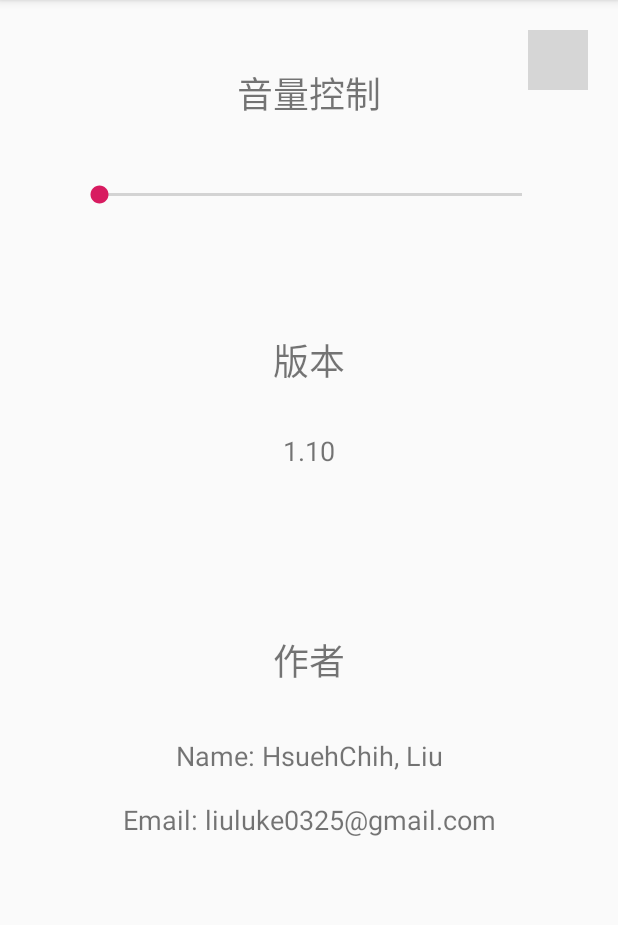
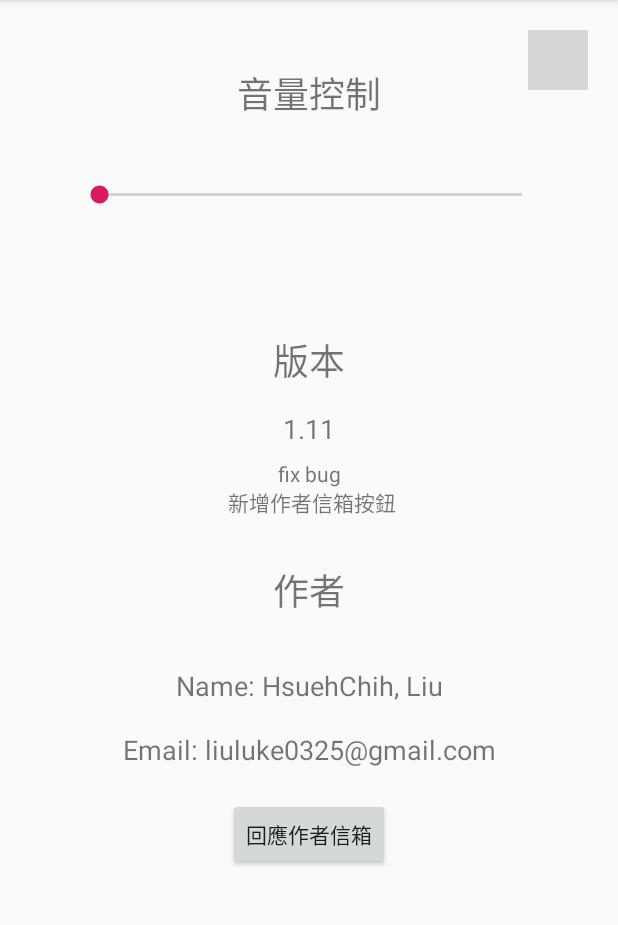
Before and after one commit to liuluke0325/LinkGame, an Android app: the Setting screen opened directly, with no data from a screen before it, on a phone screen of 412 x 824 dp, the part 84-1009 px from its top. Run offline under Robolectric (Android 15) with nearby library versions, the light colour scheme and no system bars; grey boxes are pictures that could not be loaded.

Commit message:
fix add, add email button ,

```diff
--- a/app/build.gradle
+++ b/app/build.gradle
@@ -6,8 +6,8 @@ android {
         applicationId "com.hsuehchihliu.tictactoe"
         minSdkVersion 23
         targetSdkVersion 28
-        versionCode 1
-        versionName "1.0"
+        versionCode 2
+        versionName "1.1"
         testInstrumentationRunner "android.support.test.runner.AndroidJUnitRunner"
     }
     buildTypes {
--- a/app/src/main/java/com/example/linkgame/MainActivity.java
+++ b/app/src/main/java/com/example/linkgame/MainActivity.java
@@ -230,12 +230,12 @@ public void restartGame(View view){
     protected void onCreate(Bundle savedInstanceState) {
         super.onCreate(savedInstanceState);
         setContentView(R.layout.activity_main);
-
+        ///google ad
         MobileAds.initialize(this, "ca-app-pub-6224254485550727~8514446625");
-
         mAdView = findViewById(R.id.adView);
         AdRequest adRequest = new AdRequest.Builder().build();
         mAdView.loadAd(adRequest);
+        // google end
         countWinTurn(false,false,false);
         //play the music
         mediaPlayer = MediaPlayer.create(this, R.raw.splashing);
--- a/app/src/main/res/layout/activity_setting.xml
+++ b/app/src/main/res/layout/activity_setting.xml
@@ -37,19 +37,20 @@
         android:layout_width="112dp"
         android:layout_height="39dp"
         android:layout_marginStart="155dp"
-        android:layout_marginTop="80dp"
+        android:layout_marginTop="30dp"
         android:layout_marginEnd="155dp"
         android:text="作者"
         android:textAlignment="center"
         android:textSize="24sp"
         app:layout_constraintEnd_toEndOf="parent"
+        app:layout_constraintHorizontal_bias="0.545"
         app:layout_constraintStart_toStartOf="parent"
-        app:layout_constraintTop_toBottomOf="@+id/textView5" />
+        app:layout_constraintTop_toBottomOf="@+id/textView4" />
 
     <TextView
         android:id="@+id/textView3"
-        android:layout_width="358dp"
-        android:layout_height="194dp"
+        android:layout_width="match_parent"
+        android:layout_height="wrap_content"
         android:layout_marginStart="8dp"
         android:layout_marginTop="30dp"
         android:layout_marginEnd="8dp"
@@ -75,12 +76,12 @@
 
     <TextView
         android:id="@+id/textView5"
-        android:layout_width="103dp"
-        android:layout_height="54dp"
+        android:layout_width="wrap_content"
+        android:layout_height="wrap_content"
         android:layout_marginStart="171dp"
-        android:layout_marginTop="30dp"
+        android:layout_marginTop="15dp"
         android:layout_marginEnd="171dp"
-        android:text="1.10"
+        android:text="1.11"
         android:textAlignment="center"
         android:textSize="18sp"
         app:layout_constraintEnd_toEndOf="parent"
@@ -100,4 +101,27 @@
         app:layout_constraintTop_toTopOf="parent"
         app:srcCompat="@drawable/goback" />
 
+    <Button
+        android:id="@+id/sendToMyEmail"
+        android:layout_width="wrap_content"
+        android:layout_height="wrap_content"
+        android:layout_marginStart="162dp"
+        android:layout_marginTop="20dp"
+        android:layout_marginEnd="162dp"
+        android:onClick="emailToMe"
+        android:text="回應作者信箱"
+        app:layout_constraintEnd_toEndOf="parent"
+        app:layout_constraintStart_toStartOf="parent"
+        app:layout_constraintTop_toBottomOf="@+id/textView3" />
+
+    <TextView
+        android:id="@+id/textView4"
+        android:layout_width="match_parent"
+        android:layout_height="wrap_content"
+        android:layout_marginTop="8dp"
+        android:text="fix bug\n 新增作者信箱按鈕"
+        android:textAlignment="center"
+        app:layout_constraintTop_toBottomOf="@+id/textView5"
+        tools:layout_editor_absoluteX="147dp" />
+
 </android.support.constraint.ConstraintLayout>
--- a/app/src/main/res/values/strings.xml
+++ b/app/src/main/res/values/strings.xml
@@ -1,3 +1,6 @@
 <resources>
     <string name="app_name">Tic Tac Toe 井字棋</string>
+    <string name="newGame">新遊戲</string>
+    <string name="reCount">重新計分</string>
+    <string name="welcomeMessage">歡迎  點擊九宮格開始</string>
 </resources>
```
Also changed, not shown: app/src/main/java/com/example/linkgame/Setting.java (+21 -0 lines), app/src/main/res/layout/activity_main.xml (+7 -10 lines).
